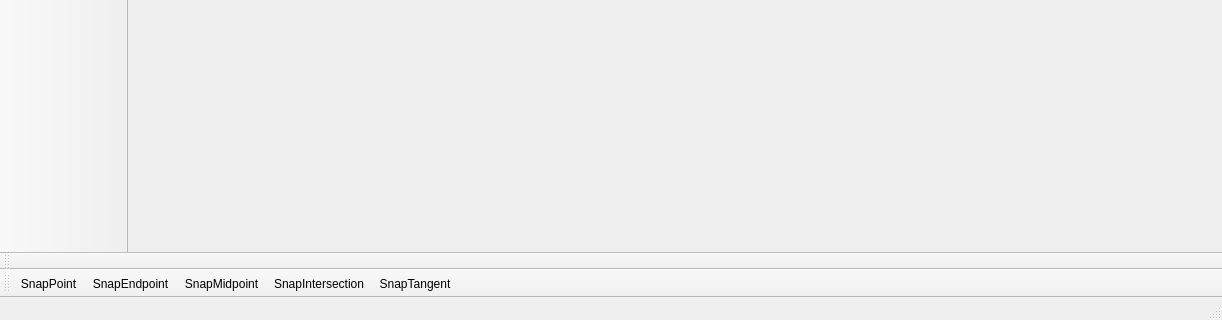
Old version of the form src/mainwindow.ui in the repository ThKattanek/simply_2d_cad; both pictures show x 0 to 1222 and y 632 to 952 of the 1222 by 952 pixel window.
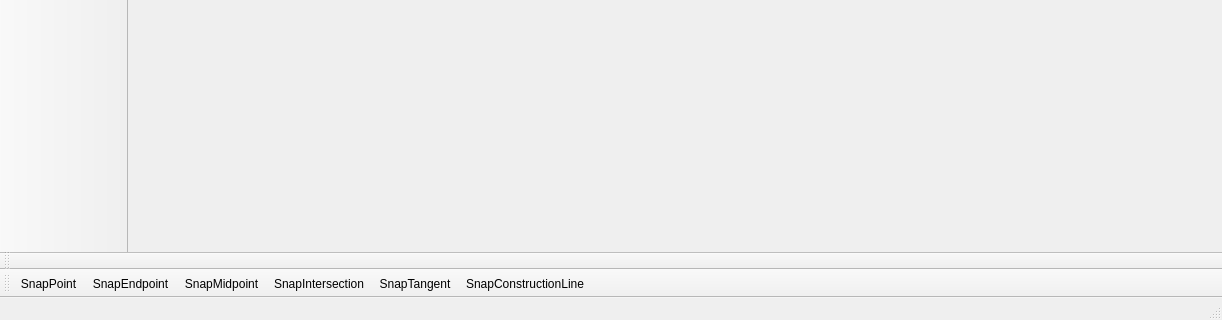
New version of the form. Icons and pictures are not drawn.

Commit message: wip: added sapping with construction lines

```diff
--- a/src/mainwindow.ui
+++ b/src/mainwindow.ui
@@ -111,6 +111,7 @@
    <addaction name="actionSnapMidpoint"/>
    <addaction name="actionSnapIntersection"/>
    <addaction name="actionSnapTangent"/>
+   <addaction name="actionSnapConstructionLine"/>
   </widget>
   <widget class="QToolBar" name="tb_commandLine">
    <property name="windowTitle">
@@ -486,6 +487,17 @@
     <enum>QAction::MenuRole::NoRole</enum>
    </property>
   </action>
+  <action name="actionSnapConstructionLine">
+   <property name="checkable">
+    <bool>true</bool>
+   </property>
+   <property name="text">
+    <string>SnapConstructionLine</string>
+   </property>
+   <property name="menuRole">
+    <enum>QAction::MenuRole::NoRole</enum>
+   </property>
+  </action>
  </widget>
  <resources>
   <include location="resources.qrc"/>
```
The commit also changes 4 other files.
